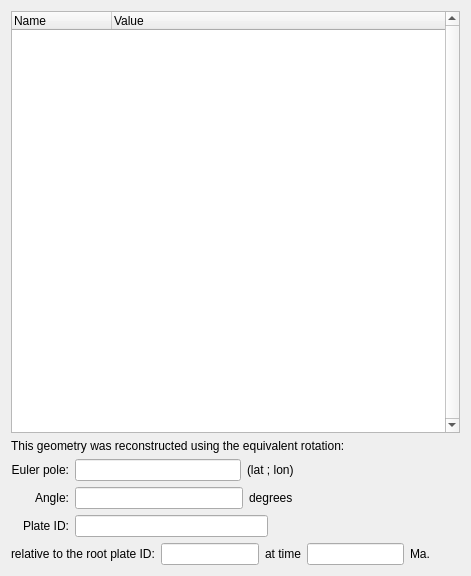
First picture: the form in src/qt-widgets/QueryFeaturePropertiesWidgetUi.ui, repository GPlates/GPlates, before the edit.
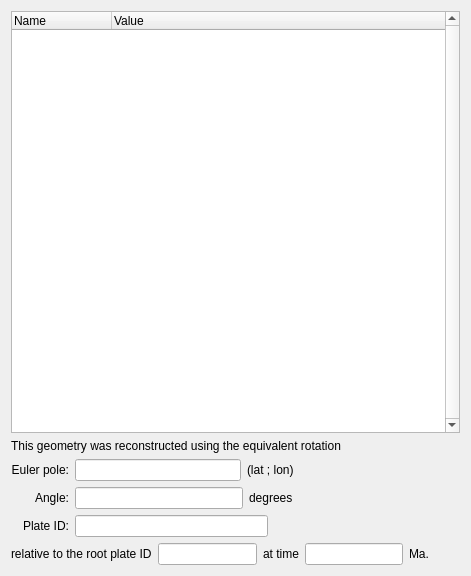
Second picture: the form after the edit. Icons and pictures are not drawn.

Patch:
```diff
--- a/src/qt-widgets/QueryFeaturePropertiesWidgetUi.ui
+++ b/src/qt-widgets/QueryFeaturePropertiesWidgetUi.ui
@@ -39,7 +39,7 @@
    <item>
     <widget class="QLabel" name="label" >
      <property name="text" >
-      <string>This geometry was reconstructed using the equivalent rotation:</string>
+      <string>This geometry was reconstructed using the equivalent rotation</string>
      </property>
     </widget>
    </item>
@@ -168,7 +168,7 @@
      <item>
       <widget class="QLabel" name="label_5" >
        <property name="text" >
-        <string>relative to the root plate ID:</string>
+        <string>relative to the root plate ID</string>
        </property>
       </widget>
      </item>
```
